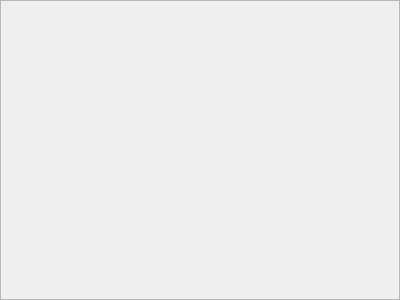
Above: GUI/RegFrame.ui from i800/ChatteeClient before the change. Below: the same form after it.
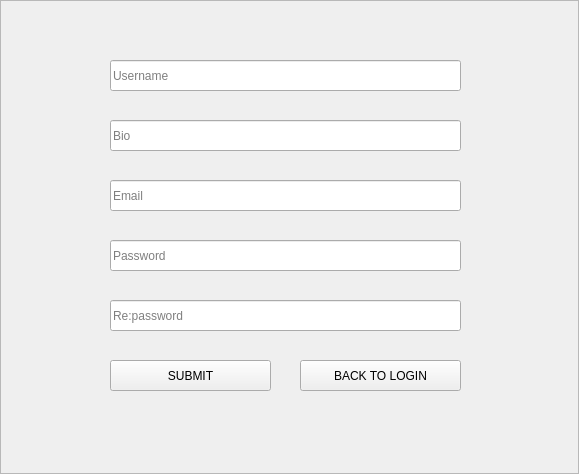
That is the form after the change.

Commit message: Frames added to the core

The edit to the form file:
```diff
--- a/GUI/RegFrame.ui
+++ b/GUI/RegFrame.ui
@@ -9,8 +9,8 @@
    <rect>
     <x>0</x>
     <y>0</y>
-    <width>400</width>
-    <height>300</height>
+    <width>579</width>
+    <height>474</height>
    </rect>
   </property>
   <property name="frameShape">
@@ -19,5 +19,117 @@
   <property name="windowTitle">
    <string>Frame</string>
   </property>
+  <property name="frameShape">
+   <enum>QFrame::StyledPanel</enum>
+  </property>
+  <property name="frameShadow">
+   <enum>QFrame::Raised</enum>
+  </property>
+  <widget class="QLineEdit" name="lineEdit">
+   <property name="geometry">
+    <rect>
+     <x>110</x>
+     <y>60</y>
+     <width>351</width>
+     <height>31</height>
+    </rect>
+   </property>
+   <property name="maxLength">
+    <number>16</number>
+   </property>
+   <property name="placeholderText">
+    <string>Username</string>
+   </property>
+  </widget>
+  <widget class="QLineEdit" name="lineEdit_2">
+   <property name="geometry">
+    <rect>
+     <x>110</x>
+     <y>120</y>
+     <width>351</width>
+     <height>31</height>
+    </rect>
+   </property>
+   <property name="maxLength">
+    <number>16</number>
+   </property>
+   <property name="placeholderText">
+    <string>Bio</string>
+   </property>
+  </widget>
+  <widget class="QLineEdit" name="lineEdit_3">
+   <property name="geometry">
+    <rect>
+     <x>110</x>
+     <y>180</y>
+     <width>351</width>
+     <height>31</height>
+    </rect>
+   </property>
+   <property name="maxLength">
+    <number>16</number>
+   </property>
+   <property name="placeholderText">
+    <string>Email</string>
+   </property>
+  </widget>
+  <widget class="QLineEdit" name="lineEdit_4">
+   <property name="geometry">
+    <rect>
+     <x>110</x>
+     <y>240</y>
+     <width>351</width>
+     <height>31</height>
+    </rect>
+   </property>
+   <property name="maxLength">
+    <number>16</number>
+   </property>
+   <property name="placeholderText">
+    <string>Password</string>
+   </property>
+  </widget>
+  <widget class="QLineEdit" name="lineEdit_5">
+   <property name="geometry">
+    <rect>
+     <x>110</x>
+     <y>300</y>
+     <width>351</width>
+     <height>31</height>
+    </rect>
+   </property>
+   <property name="maxLength">
+    <number>16</number>
+   </property>
+   <property name="placeholderText">
+    <string>Re:password</string>
+   </property>
+  </widget>
+  <widget class="QPushButton" name="pushButton">
+   <property name="geometry">
+    <rect>
+     <x>110</x>
+     <y>360</y>
+     <width>161</width>
+     <height>31</height>
+    </rect>
+   </property>
+   <property name="text">
+    <string>SUBMIT</string>
+   </property>
+  </widget>
+  <widget class="QPushButton" name="pushButton_2">
+   <property name="geometry">
+    <rect>
+     <x>300</x>
+     <y>360</y>
+     <width>161</width>
+     <height>31</height>
+    </rect>
+   </property>
+   <property name="text">
+    <string>BACK TO LOGIN</string>
+   </property>
+  </widget>
  </widget>
 </ui>
```
Left out of the diff: 12 changed lines with no effect on the pictures. The commit also changes 6 other files.
